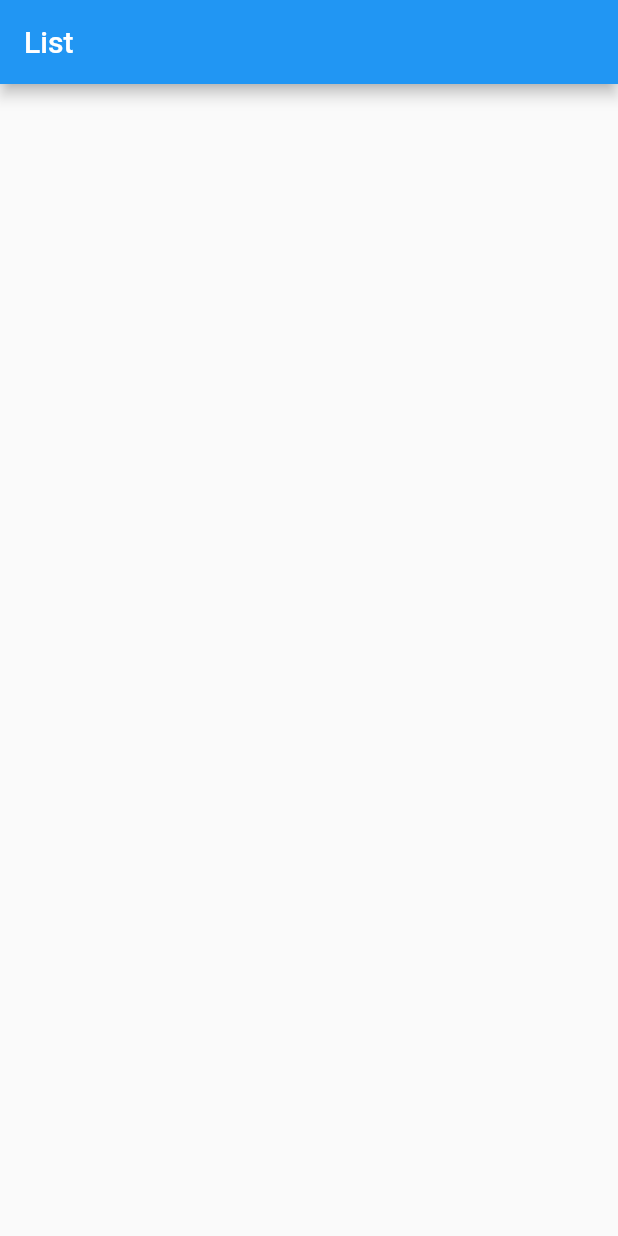
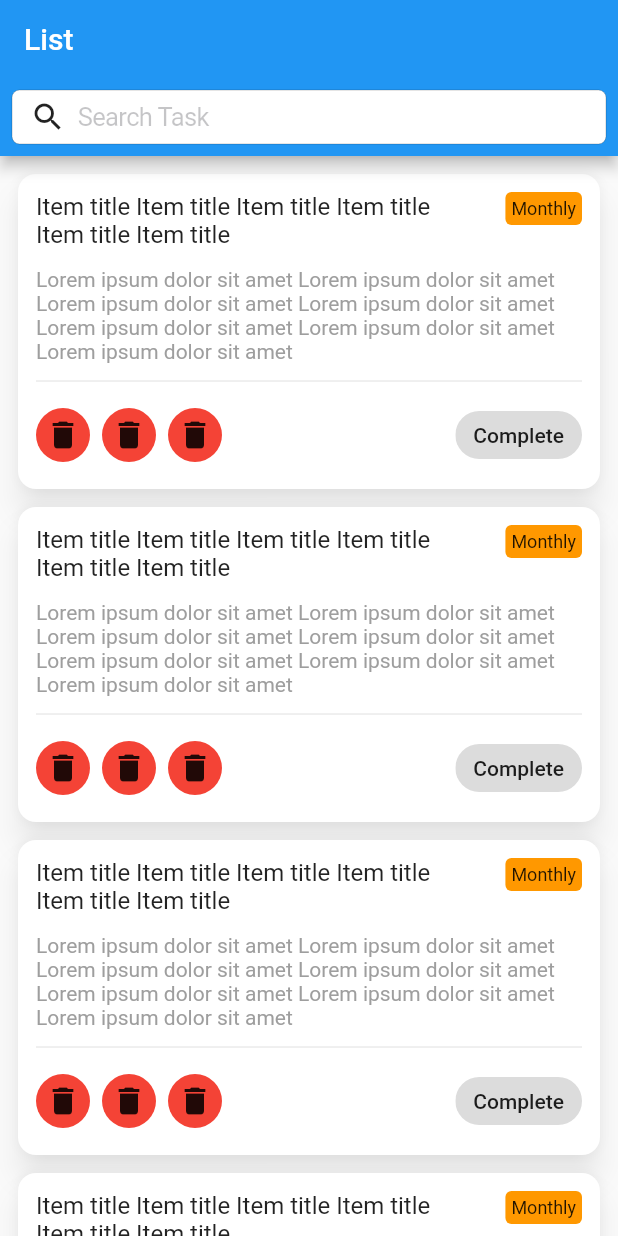
Before and after one commit to right7ctrl/taskmgr, a Flutter app: the screen it shows after launch, on a phone screen of 412 x 824 dp. Run offline on Flutter 3.47's test engine with Material 2 defaults, Android fonts, the phone set to English and light mode, and no system bars.

Commit message:
create list_item

```diff
--- a/lib/view/list/task_list.dart
+++ b/lib/view/list/task_list.dart
@@ -1,4 +1,6 @@
+import 'package:flutter/cupertino.dart';
 import 'package:flutter/material.dart';
+import 'package:task_manager/widget/list/list_item.dart';
 
 class TaskList extends StatelessWidget {
   @override
@@ -6,6 +8,34 @@ class TaskList extends StatelessWidget {
     return Scaffold(
       appBar: AppBar(
         title: Text('List'),
+        bottom: PreferredSize(
+          preferredSize: Size.fromHeight(48),
+          child: Padding(
+            padding: const EdgeInsets.all(8),
+            child: CupertinoTextField(
+              padding: const EdgeInsets.all(8),
+              placeholder: 'Search Task',
+              prefix: Padding(
+                padding: const EdgeInsets.only(left: 12),
+                child: Icon(Icons.search),
+              ),
+            ),
+          ),
+        ),
+      ),
+      body: Column(
+        children: [
+          Expanded(
+            child: ListView.separated(
+              padding: EdgeInsets.all(12),
+              itemBuilder: (context, index) {
+                return ListItem();
+              },
+              separatorBuilder: (context, index) => SizedBox(height: 12),
+              itemCount: 12,
+            ),
+          )
+        ],
       ),
     );
   }
--- /dev/null
+++ b/lib/widget/list/list_item.dart
@@ -0,0 +1,83 @@
+import 'package:flutter/material.dart';
+
+class ListItem extends StatelessWidget {
+  @override
+  Widget build(BuildContext context) {
+    return Material(
+      elevation: 8,
+      color: Colors.white,
+      shadowColor: Colors.white70,
+      borderRadius: BorderRadius.circular(12),
+      child: Container(
+        padding: const EdgeInsets.all(12),
+        width: double.infinity,
+        child: Column(
+          crossAxisAlignment: CrossAxisAlignment.start,
+          children: [
+            Row(
+              mainAxisAlignment: MainAxisAlignment.spaceBetween,
+              crossAxisAlignment: CrossAxisAlignment.start,
+              children: [
+                Expanded(
+                    child: Text(
+                  'Item title Item title Item title Item title Item title Item title',
+                  style: TextStyle(fontSize: 16),
+                )),
+                SizedBox(width: 24),
+                Container(
+                  padding: const EdgeInsets.all(4),
+                  decoration: BoxDecoration(
+                    borderRadius: BorderRadius.circular(4),
+                    color: Colors.orange,
+                  ),
+                  child: Text(
+                    'Monthly',
+                    style: TextStyle(fontSize: 12),
+                  ),
+                ),
+              ],
+            ),
+            SizedBox(height: 12),
+            Text(
+              'Lorem ipsum dolor sit amet Lorem ipsum dolor sit amet Lorem ipsum dolor sit amet Lorem ipsum dolor sit amet Lorem ipsum dolor sit amet Lorem ipsum dolor sit amet Lorem ipsum dolor sit amet',
+              style: TextStyle(
+                color: Colors.grey,
+              ),
+            ),
+            Divider(height: 24),
+            Row(
+              children: [
+                Expanded(
+                  child: Row(
+                    children: [
+                      Container(
+                        padding: EdgeInsets.all(6),
+                        margin: EdgeInsets.only(right: 8),
+                        decoration: BoxDecoration(shape: BoxShape.circle, color: Colors.red),
+                        child: Icon(Icons.delete),
+                      ),
+                      Container(
+                        padding: EdgeInsets.all(6),
+                        margin: EdgeInsets.only(right: 8),
+                        decoration: BoxDecoration(shape: BoxShape.circle, color: Colors.red),
+                        child: Icon(Icons.delete),
+                      ),
+                      Container(
+                        padding: EdgeInsets.all(6),
+                        decoration: BoxDecoration(shape: BoxShape.circle, color: Colors.red),
+                        child: Icon(Icons.delete),
+                      ),
+                    ],
+                  ),
+                ),
+                Chip(
+                  label: Text('Complete'),
+                ),
+              ],
+            ),
+          ],
+        ),
+      ),
+    );
+  }
+}
```
Also changed, not shown: 1 other file.
